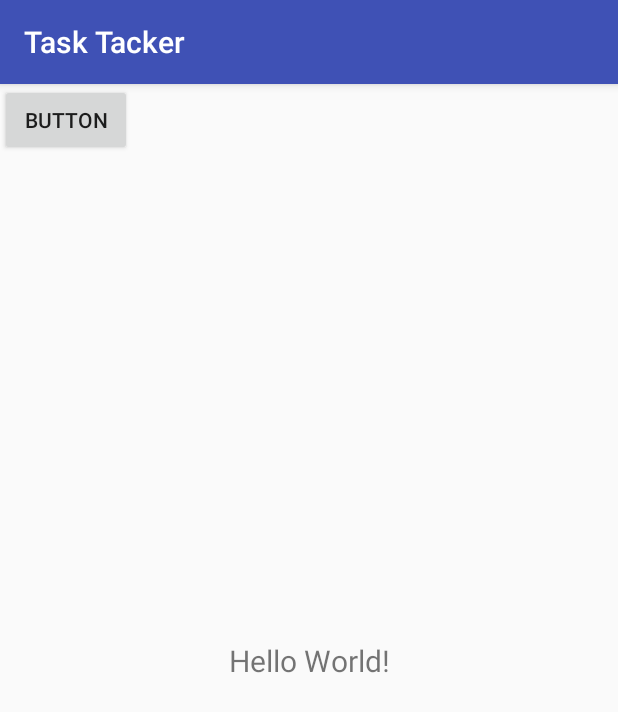
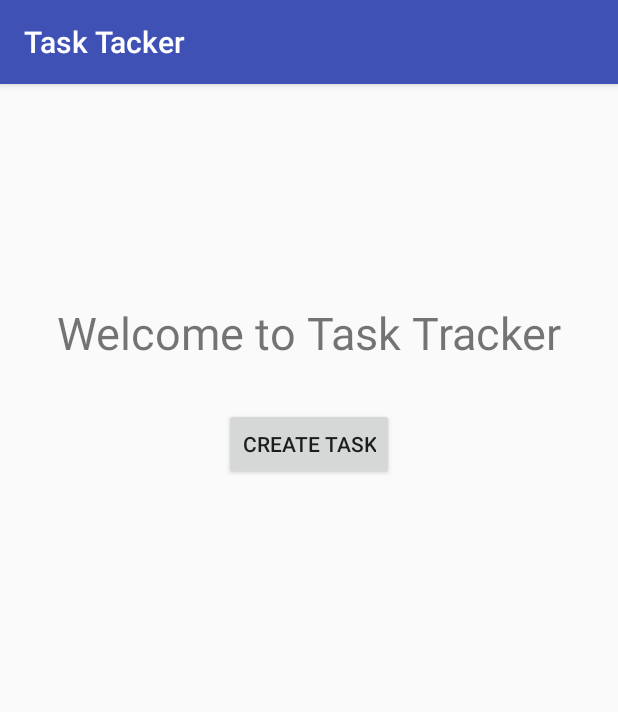
Before and after one commit to PatrickMalolepszy/task-tracker-android, an Android app: the screen it shows after launch (MainActivity), on a phone screen of 412 x 824 dp. Shown: the top 712 px of the screen. Run offline under Robolectric (Android 15) with nearby library versions, the phone set to English and light mode, and no system bars; our stand-ins replace ButterKnife.

Commit message:
Create Task Form and Model

```diff
--- a/app/build.gradle
+++ b/app/build.gradle
@@ -26,8 +26,8 @@ dependencies {
     })
     compile 'com.android.support:appcompat-v7:25.3.0'
     compile 'com.android.support.constraint:constraint-layout:1.0.2'
+    compile 'com.jakewharton:butterknife:8.8.1'
+    compile 'com.google.code.gson:gson:2.8.0'
     testCompile 'junit:junit:4.12'
-    compile 'com.jakewharton:butterknife:8.8.1'
     annotationProcessor 'com.jakewharton:butterknife-compiler:8.8.1'
-    compile 'com.google.code.gson:gson:2.8.0'
 }
--- a/app/src/main/AndroidManifest.xml
+++ b/app/src/main/AndroidManifest.xml
@@ -16,7 +16,7 @@
                 <category android:name="android.intent.category.LAUNCHER" />
             </intent-filter>
         </activity>
-        <activity android:name=".AnotherActivity"></activity>
+        <activity android:name=".CreateTask"></activity>
     </application>
 
 </manifest>
--- /dev/null
+++ b/app/src/main/java/models/Task.java
@@ -0,0 +1,6 @@
+package models;
+
+public class Task {
+    public String taskTitle;
+    public int workUnits;
+}
--- a/app/src/main/java/team/tasktacker/MainActivity.java
+++ b/app/src/main/java/team/tasktacker/MainActivity.java
@@ -10,17 +10,16 @@ import butterknife.BindView;
 import butterknife.ButterKnife;
 import butterknife.OnClick;
 
-
 public class MainActivity extends AppCompatActivity {
 
-    @BindView(R.id.welcome_text)
+    @BindView(R.id.welcome_text_view)
     TextView welcomeMessage;
 
     @Override
     protected void onCreate(Bundle savedInstanceState) {
         super.onCreate(savedInstanceState);
         setContentView(R.layout.activity_main);
-        Toast.makeText(getApplicationContext(), "hi there", Toast.LENGTH_SHORT).show();
+        Toast.makeText(getApplicationContext(), "Welcome", Toast.LENGTH_SHORT).show();
         ButterKnife.bind(this);
     }
 
@@ -28,20 +27,17 @@ public class MainActivity extends AppCompatActivity {
     protected void onPause() {
         super.onPause();
         Toast.makeText(getApplicationContext(), "Pausing main activity", Toast.LENGTH_SHORT).show();
-
     }
 
     @Override
     protected void onResume() {
         super.onResume();
         Toast.makeText(getApplicationContext(), "Resuming main activity", Toast.LENGTH_SHORT).show();
-
     }
 
-    @OnClick(R.id.go_to_another)
+    @OnClick(R.id.create_task_button)
     public void goTo() {
-        welcomeMessage.getText();
-        Intent i = new Intent(getApplicationContext(), AnotherActivity.class);
+        Intent i = new Intent(getApplicationContext(), CreateTask.class);
         startActivity(i);
     }
 
--- a/app/src/main/res/layout/activity_main.xml
+++ b/app/src/main/res/layout/activity_main.xml
@@ -1,5 +1,6 @@
 <?xml version="1.0" encoding="utf-8"?>
-<android.support.constraint.ConstraintLayout xmlns:android="http://schemas.android.com/apk/res/android"
+<android.support.constraint.ConstraintLayout
+    xmlns:android="http://schemas.android.com/apk/res/android"
     xmlns:app="http://schemas.android.com/apk/res-auto"
     xmlns:tools="http://schemas.android.com/tools"
     android:layout_width="match_parent"
@@ -7,22 +8,25 @@
     tools:context="team.tasktacker.MainActivity">
 
     <TextView
-        android:id="@+id/welcome_text"
+        android:id="@+id/welcome_text_view"
         android:layout_width="wrap_content"
         android:layout_height="wrap_content"
-        android:text="Hello World!"
-        android:textSize="20sp"
+        android:text="@string/welcome_text"
+        android:textSize="30sp"
+        app:layout_constraintVertical_bias="0.2"
         app:layout_constraintBottom_toBottomOf="parent"
         app:layout_constraintLeft_toLeftOf="parent"
         app:layout_constraintRight_toRightOf="parent"
         app:layout_constraintTop_toTopOf="parent" />
 
     <Button
-        android:id="@+id/go_to_another"
+        android:id="@+id/create_task_button"
         android:layout_width="wrap_content"
         android:layout_height="wrap_content"
-        android:text="Button"
-        tools:layout_editor_absoluteX="153dp"
-        tools:layout_editor_absoluteY="359dp" />
+        android:text="@string/create_task"
+        android:layout_marginTop="30dp"
+        app:layout_constraintLeft_toLeftOf="parent"
+        app:layout_constraintTop_toBottomOf="@id/welcome_text_view"
+        app:layout_constraintRight_toRightOf="parent"/>
 
 </android.support.constraint.ConstraintLayout>
--- a/app/src/main/res/values/strings.xml
+++ b/app/src/main/res/values/strings.xml
@@ -1,4 +1,8 @@
 <resources>
     <string name="app_name">Task Tacker</string>
-    <string name="another_activity_msg">another_activity_msg</string>
+    <string name="create_task">Create Task</string>
+    <string name="welcome_text">Welcome to Task Tracker</string>
+    <string name="work_units">work units...</string>
+    <string name="enter_task_title">Enter task title...</string>
+    <string name="save_task">Save Task</string>
 </resources>
```
Also changed, not shown: app/src/main/java/team/tasktacker/AnotherActivity.java (deleted, +0 -45 lines), app/src/main/java/team/tasktacker/CreateTask.java (added, +52 -0 lines), app/src/main/res/layout/activity_another.xml (deleted, +0 -56 lines), app/src/main/res/layout/activity_create_task.xml (added, +35 -0 lines).
